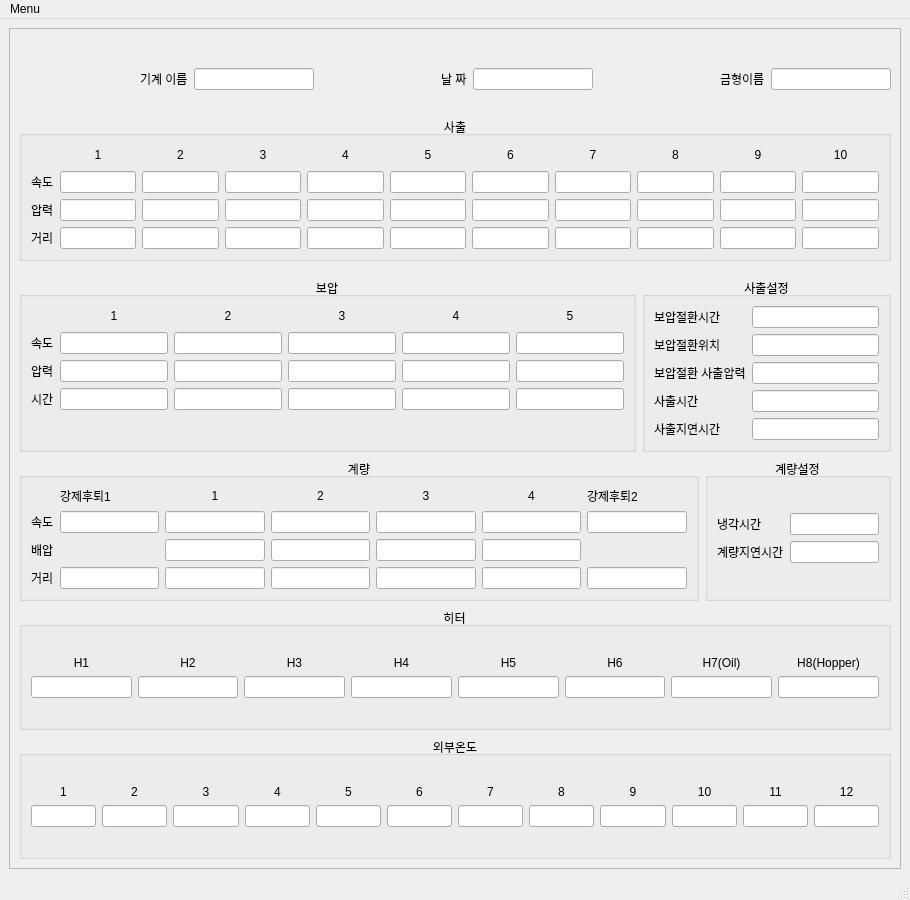
Qt form moldcondition.ui (good7zzang/QT_DBA) before a commit.
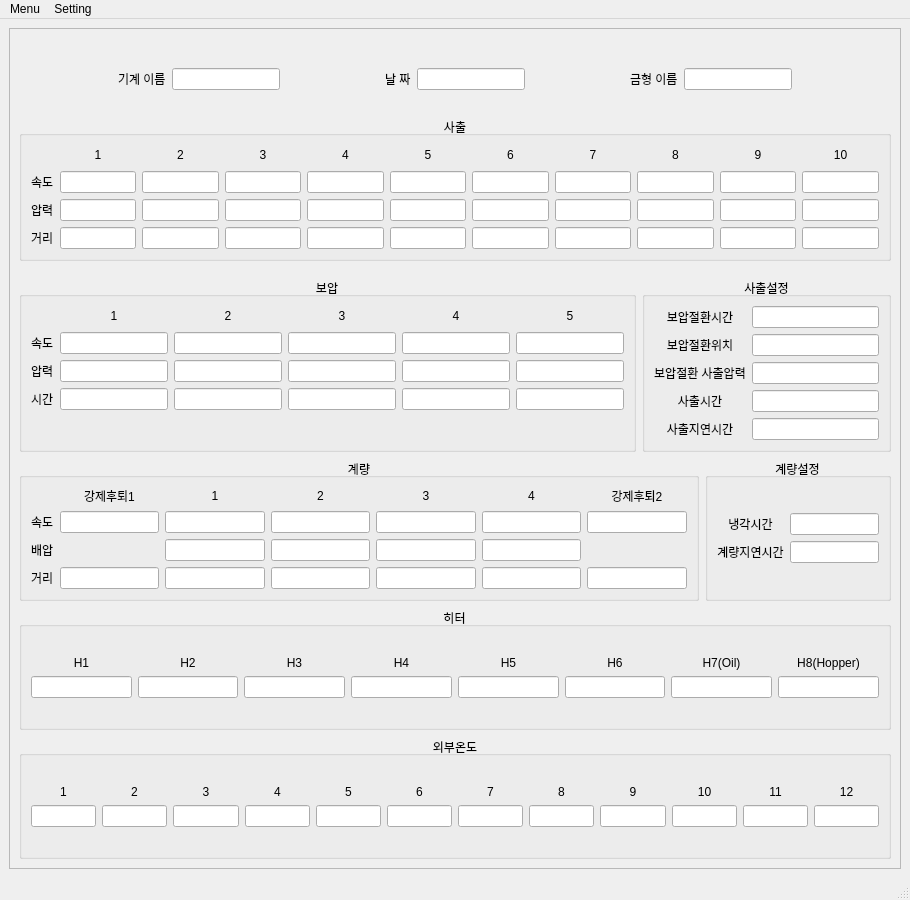
The same form after that commit.

Diff of the .ui file:
```diff
--- a/moldcondition.ui
+++ b/moldcondition.ui
@@ -802,6 +802,9 @@
                  <property name="text">
                   <string>강제후퇴1</string>
                  </property>
+                 <property name="alignment">
+                  <set>Qt::AlignCenter</set>
+                 </property>
                 </widget>
                </item>
                <item row="0" column="5">
@@ -849,6 +852,9 @@
                  <property name="text">
                   <string>강제후퇴2</string>
                  </property>
+                 <property name="alignment">
+                  <set>Qt::AlignCenter</set>
+                 </property>
                 </widget>
                </item>
                <item row="1" column="1">
@@ -1035,6 +1041,9 @@
                  <property name="text">
                   <string>계량지연시간</string>
                  </property>
+                 <property name="alignment">
+                  <set>Qt::AlignCenter</set>
+                 </property>
                 </widget>
                </item>
                <item row="0" column="0">
@@ -1042,6 +1051,9 @@
                  <property name="text">
                   <string>냉각시간</string>
                  </property>
+                 <property name="alignment">
+                  <set>Qt::AlignCenter</set>
+                 </property>
                 </widget>
                </item>
                <item row="0" column="1">
@@ -1376,6 +1388,9 @@
                  <property name="text">
                   <string>보압절환위치</string>
                  </property>
+                 <property name="alignment">
+                  <set>Qt::AlignCenter</set>
+                 </property>
                 </widget>
                </item>
                <item row="0" column="0">
@@ -1383,6 +1398,9 @@
                  <property name="text">
                   <string>보압절환시간</string>
                  </property>
+                 <property name="alignment">
+                  <set>Qt::AlignCenter</set>
+                 </property>
                 </widget>
                </item>
                <item row="3" column="0">
@@ -1390,6 +1408,9 @@
                  <property name="text">
                   <string>사출시간</string>
                  </property>
+                 <property name="alignment">
+                  <set>Qt::AlignCenter</set>
+                 </property>
                 </widget>
                </item>
                <item row="5" column="0">
@@ -1397,6 +1418,9 @@
                  <property name="text">
                   <string>사출지연시간</string>
                  </property>
+                 <property name="alignment">
+                  <set>Qt::AlignCenter</set>
+                 </property>
                 </widget>
                </item>
                <item row="0" column="1">
@@ -1444,6 +1468,9 @@
                  <property name="text">
                   <string>보압절환 사출압력</string>
                  </property>
+                 <property name="alignment">
+                  <set>Qt::AlignCenter</set>
+                 </property>
                 </widget>
                </item>
                <item row="2" column="1">
@@ -1723,7 +1750,7 @@
           <item row="0" column="10">
            <widget class="QLabel" name="label_3">
             <property name="text">
-             <string>금형이름</string>
+             <string>금형 이름</string>
             </property>
            </widget>
           </item>
@@ -1740,6 +1767,19 @@
             </property>
            </spacer>
           </item>
+          <item row="0" column="12">
+           <spacer name="horizontalSpacer_5">
+            <property name="orientation">
+             <enum>Qt::Horizontal</enum>
+            </property>
+            <property name="sizeHint" stdset="0">
+             <size>
+              <width>40</width>
+              <height>20</height>
+             </size>
+            </property>
+           </spacer>
+          </item>
          </layout>
         </item>
         <item row="0" column="0">
@@ -1797,7 +1837,14 @@
     <addaction name="separator"/>
     <addaction name="actionExcel_Save"/>
    </widget>
+   <widget class="QMenu" name="menuSetting">
+    <property name="title">
+     <string>Setting</string>
+    </property>
+    <addaction name="Excel_Cell"/>
+   </widget>
    <addaction name="menuMenu"/>
+   <addaction name="menuSetting"/>
   </widget>
   <widget class="QStatusBar" name="statusbar"/>
   <action name="actionPrint">
```
Left out of the diff: 5 changed lines with no effect on the pictures.
